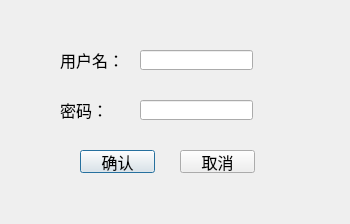
This is web_crawler/gui/login.ui in labinxu/code as Qt 5 draws it before an edit. The edited form follows.
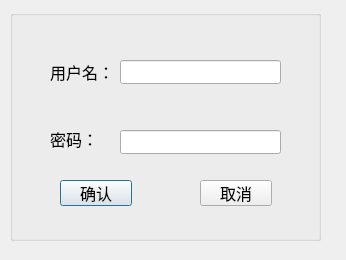
This is the edited form.

Diff of the .ui file:
```diff
--- a/web_crawler/gui/login.ui
+++ b/web_crawler/gui/login.ui
@@ -9,8 +9,8 @@
    <rect>
     <x>0</x>
     <y>0</y>
-    <width>350</width>
-    <height>224</height>
+    <width>346</width>
+    <height>260</height>
    </rect>
   </property>
   <property name="font">
@@ -22,17 +22,34 @@
   <property name="windowTitle">
    <string>Dialog</string>
   </property>
-  <widget class="QLineEdit" name="edPasswd">
+  <widget class="QGroupBox" name="groupBox">
    <property name="geometry">
     <rect>
-     <x>140</x>
-     <y>100</y>
-     <width>113</width>
-     <height>20</height>
+     <x>10</x>
+     <y>10</y>
+     <width>311</width>
+     <height>231</height>
     </rect>
    </property>
-   <property name="inputMethodHints">
-    <set>Qt::ImhNone</set>
+   <property name="title">
+    <string/>
+   </property>
+   <widget class="QLabel" name="lbUserName">
+    <property name="geometry">
+     <rect>
+      <x>40</x>
+      <y>50</y>
+      <width>64</width>
+      <height>24</height>
+     </rect>
+    </property>
+    <property name="font">
+     <font>
+      <family>Arial</family>
+     </font>
+    </property>
+    <property name="text">
+     <string>用户名：</string>
    </property>
   </widget>
   <widget class="QLabel" name="lbPasswd">
@@ -41,10 +58,10 @@
    </property>
    <property name="geometry">
     <rect>
-     <x>60</x>
-     <y>100</y>
-     <width>61</width>
-     <height>20</height>
+      <x>40</x>
+      <y>120</y>
+      <width>48</width>
+      <height>18</height>
     </rect>
    </property>
    <property name="font">
@@ -63,46 +80,13 @@
     <string>密码：</string>
    </property>
   </widget>
-  <widget class="QLineEdit" name="edUserName">
-   <property name="geometry">
-    <rect>
-     <x>140</x>
-     <y>50</y>
-     <width>113</width>
-     <height>20</height>
-    </rect>
-   </property>
-   <property name="font">
-    <font>
-     <family>Arial</family>
-    </font>
-   </property>
-  </widget>
-  <widget class="QLabel" name="lbUserName">
-   <property name="geometry">
-    <rect>
-     <x>60</x>
-     <y>50</y>
-     <width>61</width>
-     <height>20</height>
-    </rect>
-   </property>
-   <property name="font">
-    <font>
-     <family>Arial</family>
-    </font>
-   </property>
-   <property name="text">
-    <string>用户名：</string>
-   </property>
-  </widget>
   <widget class="QPushButton" name="btOk">
    <property name="geometry">
     <rect>
-     <x>80</x>
-     <y>150</y>
-     <width>75</width>
-     <height>23</height>
+      <x>50</x>
+      <y>170</y>
+      <width>72</width>
+      <height>26</height>
     </rect>
    </property>
    <property name="font">
@@ -117,10 +101,10 @@
   <widget class="QPushButton" name="btCancel">
    <property name="geometry">
     <rect>
-     <x>180</x>
-     <y>150</y>
-     <width>75</width>
-     <height>23</height>
+      <x>190</x>
+      <y>170</y>
+      <width>72</width>
+      <height>26</height>
     </rect>
    </property>
    <property name="font">
@@ -131,6 +115,35 @@
    <property name="text">
     <string>取消</string>
    </property>
+   </widget>
+   <widget class="QLineEdit" name="edPasswd">
+    <property name="geometry">
+     <rect>
+      <x>110</x>
+      <y>120</y>
+      <width>161</width>
+      <height>24</height>
+     </rect>
+    </property>
+    <property name="inputMethodHints">
+     <set>Qt::ImhNone</set>
+    </property>
+   </widget>
+   <widget class="QLineEdit" name="edUserName">
+    <property name="geometry">
+     <rect>
+      <x>110</x>
+      <y>50</y>
+      <width>161</width>
+      <height>24</height>
+     </rect>
+    </property>
+    <property name="font">
+     <font>
+      <family>Arial</family>
+     </font>
+    </property>
+   </widget>
   </widget>
  </widget>
  <resources/>
```
Lines whose indentation alone changed are shown as unchanged.
